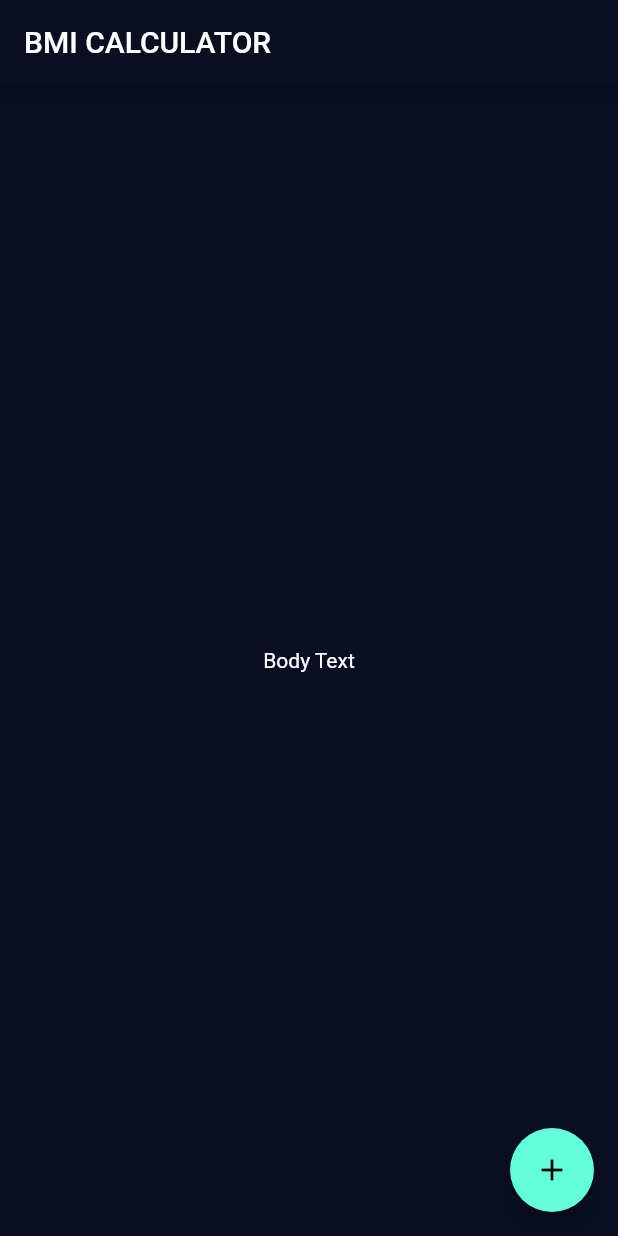
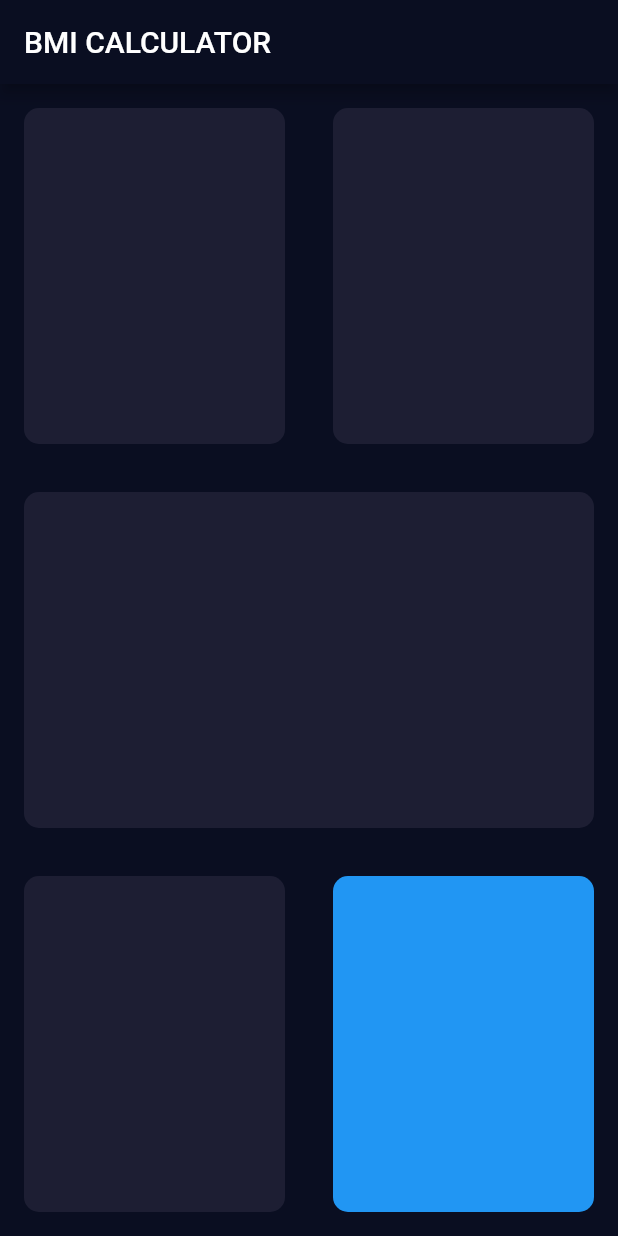
Before and after one commit to GuilhermeSilvaCosta/bmi-calculator-flutter, a Flutter app: the screen it shows after launch, on a phone screen of 412 x 824 dp. Run offline on Flutter 3.47's test engine with Material 2 defaults, Android fonts, the phone set to English and light mode, and no system bars.

Commit message:
First refactor

```diff
--- a/lib/input_page.dart
+++ b/lib/input_page.dart
@@ -15,13 +15,44 @@ class _InputPageState extends State<InputPage> {
       appBar: AppBar(
         title: const Text('BMI CALCULATOR'),
       ),
-      body: const Center(
-        child: Text('Body Text'),
-      ),
-      floatingActionButton: FloatingActionButton(
-        onPressed: () {  },
-        child: const Icon(Icons.add),
+      body: const Column(
+        children: [
+          Expanded(
+            child: Row(
+              children: [
+                Expanded(child: Card(colour: Color(0xFF1D1E33))),
+                Expanded(child: Card(colour: Color(0xFF1D1E33))),
+              ],
+            ),
+          ),
+          Expanded(child: Card(colour: Color(0xFF1D1E33))),
+          Expanded(
+            child: Row(
+              children: [
+                Expanded(child: Card(colour: Color(0xFF1D1E33))),
+                Expanded(child: Card(colour: Colors.blue)),
+              ],
+            ),
+          ),
+        ],
       ),
     );
   }
 }
+
+class Card extends StatelessWidget {
+  const Card({super.key, required this.colour});
+
+  final Color colour;
+
+  @override
+  Widget build(BuildContext context) {
+    return Container(
+      decoration: BoxDecoration(
+        color: colour,
+        borderRadius: BorderRadius.circular(10.0),
+      ),
+      margin: const EdgeInsets.all(16.0),
+    );
+  }
+}
```
